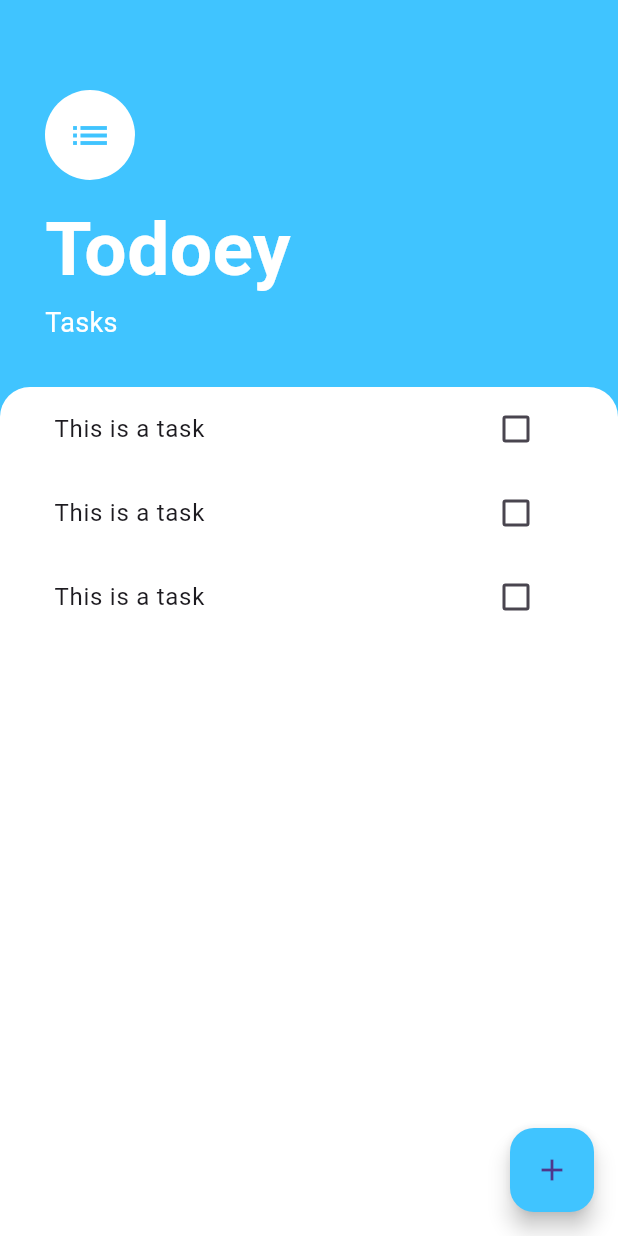
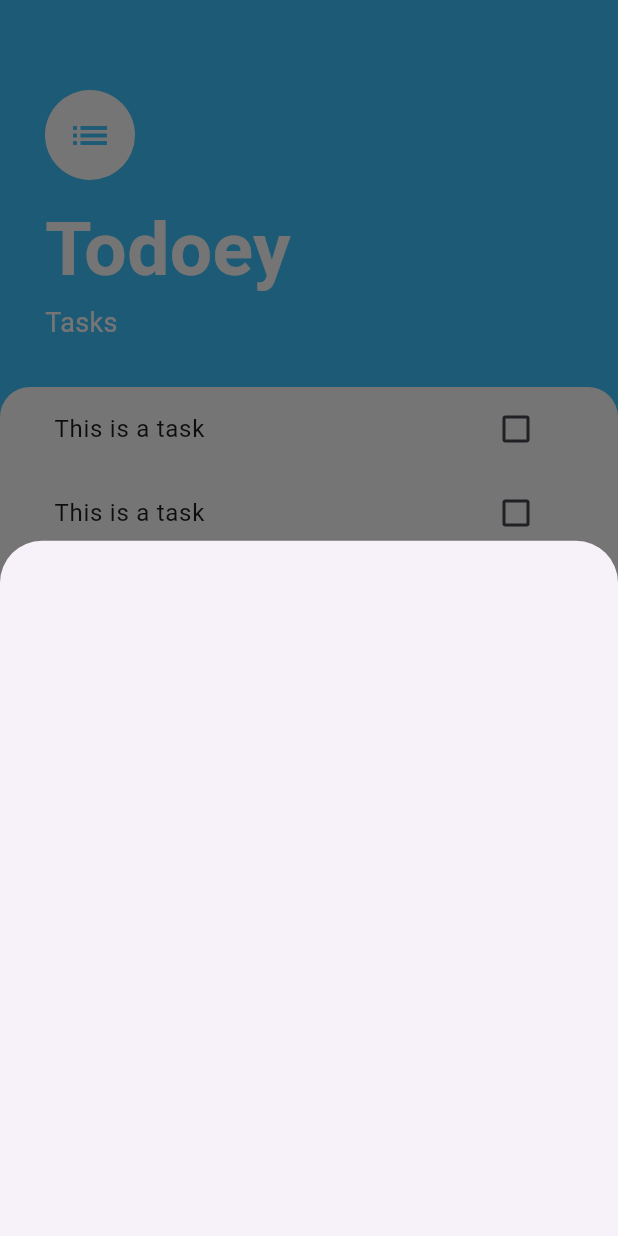
Before and after one commit to TONYPRIYAN/flutterminiprojects, a Flutter app: the screen it shows after launch, after a tap on the "add" icon, on a phone screen of 412 x 824 dp. Run offline on Flutter 3.47's test engine with Material 3 defaults, Android fonts, the phone set to English and light mode, and no system bars; our stand-ins replace animated_text_kit, audioplayers, cloud_firestore, firebase_auth, firebase_core, flutter_spinkit and 4 more; accounts and stored records are empty.

Commit message:
bottomsheet added

```diff
--- a/To_do_list/lib/screens/tasks_screen.dart
+++ b/To_do_list/lib/screens/tasks_screen.dart
@@ -3,7 +3,6 @@ import 'package:flutter/material.dart';
 import '../Widgets/task_list.dart';
 
 class TaskScreen extends StatelessWidget {
-  const TaskScreen({super.key});
 
 
   @override
@@ -15,7 +14,7 @@ class TaskScreen extends StatelessWidget {
         child: Icon(Icons.add),
 
         onPressed: () {
-          //New tasks to be added
+          showModalBottomSheet(context: context, builder:(context) => Container());
 
       },),
       body: Column(
```
